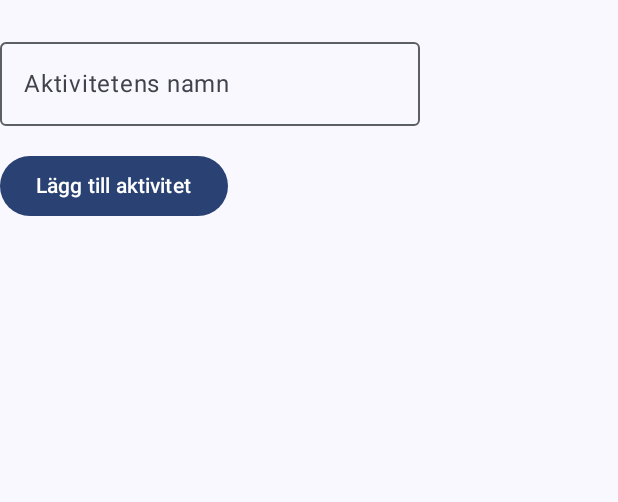
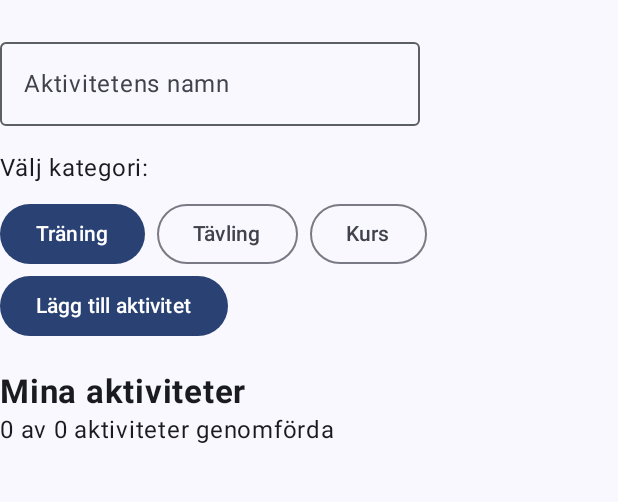
Before and after one commit to JenniferMellbin/Hundklubben, an Android app built with Jetpack Compose: the screen it shows after launch (MainActivity), on a phone screen of 412 x 824 dp, the part 46-548 px from its top. Run offline under Robolectric (Android 15) with nearby library versions, the phone set to English and light mode, and no system bars.

Commit message:
Lagt till aktivitetslista, status och statistik

```diff
--- a/app/src/main/java/com/example/hundklubben/MainActivity.kt
+++ b/app/src/main/java/com/example/hundklubben/MainActivity.kt
@@ -24,6 +24,15 @@ import androidx.compose.runtime.getValue
 import androidx.compose.runtime.setValue
 import androidx.compose.ui.unit.dp
 import androidx.compose.material3.Button
+import androidx.compose.foundation.layout.Row
+import androidx.compose.foundation.layout.Arrangement
+import androidx.compose.material3.OutlinedButton
+import androidx.compose.runtime.remember
+import androidx.compose.foundation.lazy.LazyColumn
+import androidx.compose.foundation.lazy.items
+import androidx.compose.foundation.layout.Row
+import androidx.compose.material3.Checkbox
+import androidx.compose.ui.Alignment
 
 class MainActivity : ComponentActivity() {
     override fun onCreate(savedInstanceState: Bundle?) {
@@ -45,7 +54,10 @@ class MainActivity : ComponentActivity() {
 @Composable
 fun Greeting(name: String, modifier: Modifier = Modifier) {
 
+    val viewModel = remember { HundklubbenViewModel() }
     var aktivitetNamn by remember { mutableStateOf("") }
+    var valdKategori by remember { mutableStateOf("Träning") }
+
 
     Column(modifier = modifier) {
 
@@ -64,14 +76,84 @@ fun Greeting(name: String, modifier: Modifier = Modifier) {
         )
         Spacer(modifier = Modifier.height(16.dp))
 
+        Text("Välj kategori:")
+
+        Spacer(modifier = Modifier.height(8.dp))
+
+        Row(
+            horizontalArrangement = Arrangement.spacedBy(8.dp)
+        ) {
+            listOf("Träning", "Tävling", "Kurs").forEach { kategori ->
+
+                if (valdKategori == kategori) {
                     Button(
-            onClick = { }
+                        onClick = { valdKategori = kategori }
                     ) {
-            Text("Lägg till aktivitet")
+                        Text(kategori)
+                    }
+                } else {
+                    OutlinedButton(
+                        onClick = { valdKategori = kategori }
+                    ) {
+                        Text(kategori)
+                    }
                 }
             }
         }
 
+        Button(
+            onClick = {
+                if (aktivitetNamn.isNotBlank()) {
+                    viewModel.laggTillAktivitet(aktivitetNamn, valdKategori)
+                    aktivitetNamn = ""
+                }
+            }
+        ) {
+            Text("Lägg till aktivitet")
+        }
+        Spacer(modifier = Modifier.height(20.dp))
+
+        Text(
+            text = "Mina aktiviteter",
+            fontSize = 22.sp,
+            fontWeight = FontWeight.Bold
+        )
+        val totalt = viewModel.aktiviteter.size
+        val genomforda = viewModel.aktiviteter.count { it.genomford }
+
+        Text(
+            text = "$genomforda av $totalt aktiviteter genomförda"
+        )
+
+        Spacer(modifier = Modifier.height(10.dp))
+
+        LazyColumn {
+
+            items(
+                items = viewModel.aktiviteter,
+                key = { it.id }
+            ) { aktivitet ->
+
+                Row(
+                    verticalAlignment = Alignment.CenterVertically
+                ) {
+                    Checkbox(
+                        checked = aktivitet.genomford,
+                        onCheckedChange = {
+                            viewModel.andraStatus(aktivitet.id)
+                        }
+                    )
+
+                    Text(
+                        text = "${aktivitet.namn} (${aktivitet.kategori})"
+                    )
+                }
+
+                Spacer(modifier = Modifier.height(8.dp))
+            }
+        }
+    }
+}
             @Preview(showBackground = true)
             @Composable
             fun GreetingPreview() {
```
Also changed, not shown: app/src/main/java/com/example/hundklubben/HundklubbenViewModel.kt (+11 -0 lines). Lines whose indentation alone changed are shown as unchanged.
